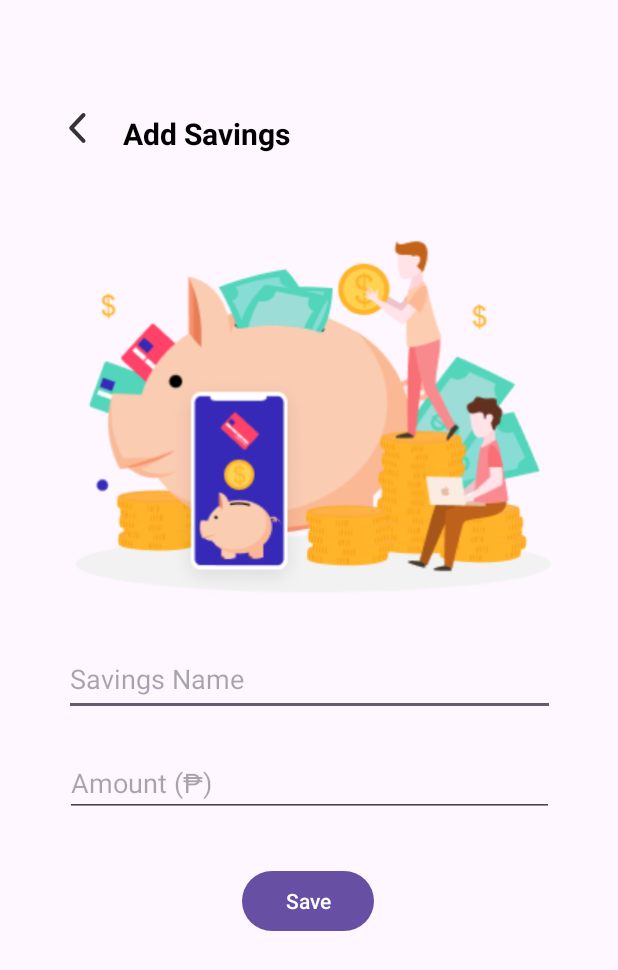
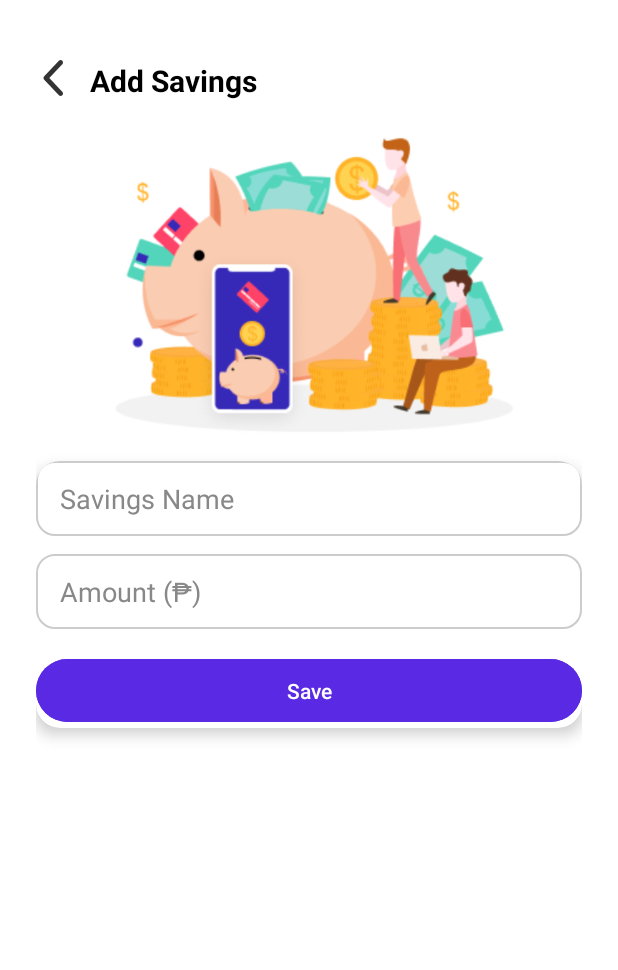
Before and after one commit to Kharlouuu/ELAND_SafeGuardians_430SAT, an Android app: the AddSavingsActivity screen opened directly, with no data from a screen before it, on a phone screen of 412 x 824 dp. Shown: the top 970 px of the screen. Run offline under Robolectric (Android 15) with nearby library versions, the phone set to English and light mode, and no system bars.

Commit message:
add_savings_enchance

```diff
--- a/app/src/main/res/layout/savings_page.xml
+++ b/app/src/main/res/layout/savings_page.xml
@@ -3,89 +3,100 @@
     xmlns:app="http://schemas.android.com/apk/res-auto"
     xmlns:tools="http://schemas.android.com/tools"
     android:layout_width="match_parent"
-    android:layout_height="match_parent">
+    android:layout_height="match_parent"
+    android:background="#FFFFFF"
+    android:padding="24dp">
 
+    <!-- Back Arrow -->
+    <ImageView
+        android:id="@+id/imageViewBack"
+        android:layout_width="24dp"
+        android:layout_height="24dp"
+        android:src="@drawable/back_navblack"
+        android:contentDescription="Back"
+        app:layout_constraintTop_toTopOf="parent"
+        app:layout_constraintStart_toStartOf="parent"
+        android:layout_marginTop="16dp" />
+
+    <!-- Title -->
     <TextView
-        android:layout_width="167dp"
-        android:layout_height="32dp"
-        android:text="Add Savings"
-        android:textColor="@color/black"
-        android:textSize="20dp"
-        android:textStyle="bold"
-        app:layout_constraintBottom_toBottomOf="parent"
-        app:layout_constraintEnd_toEndOf="parent"
-        app:layout_constraintHorizontal_bias="0.336"
-        app:layout_constraintStart_toStartOf="parent"
-        app:layout_constraintTop_toTopOf="parent"
-        app:layout_constraintVertical_bias="0.095"
-        tools:ignore="MissingConstraints" />
-
-    <ImageView
-        android:id="@+id/imageView11"
+        android:id="@+id/tvAddSavings"
         android:layout_width="wrap_content"
         android:layout_height="wrap_content"
-        android:background="@drawable/back_navblack"
-        app:layout_constraintBottom_toBottomOf="parent"
+        android:text="Add Savings"
+        android:textColor="#000000"
+        android:textSize="20sp"
+        android:textStyle="bold"
+        app:layout_constraintStart_toEndOf="@id/imageViewBack"
+        app:layout_constraintTop_toTopOf="@id/imageViewBack"
+        android:layout_marginStart="12dp" />
+
+    <!-- Illustration Image -->
+    <ImageView
+        android:id="@+id/imageViewIllustration"
+        android:layout_width="280dp"
+        android:layout_height="200dp"
+        android:src="@drawable/savings_image"
+        android:contentDescription="Savings Illustration"
+        app:layout_constraintTop_toBottomOf="@id/tvAddSavings"
+        app:layout_constraintStart_toStartOf="parent"
         app:layout_constraintEnd_toEndOf="parent"
-        app:layout_constraintHorizontal_bias="0.107"
+        android:layout_marginTop="24dp" />
+
+    <!-- White Form Card -->
+    <androidx.cardview.widget.CardView
+        android:id="@+id/cardForm"
+        android:layout_width="0dp"
+        android:layout_height="wrap_content"
+        app:cardCornerRadius="16dp"
+        app:cardElevation="6dp"
+        app:layout_constraintTop_toBottomOf="@id/imageViewIllustration"
         app:layout_constraintStart_toStartOf="parent"
-        app:layout_constraintTop_toTopOf="parent"
-        app:layout_constraintVertical_bias="0.094"
-        tools:ignore="MissingConstraints" />
+        app:layout_constraintEnd_toEndOf="parent"
+        android:layout_marginTop="16dp"
+        android:padding="20dp"
+        android:backgroundTint="#FFFFFF">
 
-    <ImageView
-        android:id="@+id/imageView12"
-        android:layout_width="325dp"
-        android:layout_height="253dp"
-        android:src="@drawable/savings_image"
-        app:layout_constraintBottom_toBottomOf="parent"
-        app:layout_constraintEnd_toEndOf="parent"
-        app:layout_constraintHorizontal_bias="0.488"
-        app:layout_constraintStart_toStartOf="parent"
-        app:layout_constraintTop_toTopOf="parent"
-        app:layout_constraintVertical_bias="0.268"
-        tools:ignore="MissingConstraints" />
+        <LinearLayout
+            android:layout_width="match_parent"
+            android:layout_height="wrap_content"
+            android:orientation="vertical">
 
             <EditText
                 android:id="@+id/editSavings"
-        android:layout_width="327dp"
-        android:layout_height="49dp"
-        android:ems="10"
-        android:inputType="text"
+                android:layout_width="match_parent"
+                android:layout_height="50dp"
+                android:background="@drawable/edittext_background"
                 android:hint="Savings Name"
-        app:layout_constraintBottom_toBottomOf="parent"
-        app:layout_constraintEnd_toEndOf="parent"
-        app:layout_constraintStart_toStartOf="parent"
-        app:layout_constraintTop_toBottomOf="@+id/imageView12"
-        app:layout_constraintVertical_bias="0.059"
-        tools:ignore="MissingConstraints" />
+                android:paddingStart="16dp"
+                android:paddingEnd="16dp"
+                android:textColor="#000"
+                android:textColorHint="#888888"
+                android:inputType="text" />
 
             <EditText
                 android:id="@+id/editSavingAmount"
-        android:layout_width="326dp"
-        android:layout_height="43dp"
-        android:ems="10"
-        android:inputType="text"
+                android:layout_width="match_parent"
+                android:layout_height="50dp"
+                android:layout_marginTop="12dp"
+                android:background="@drawable/edittext_background"
                 android:hint="Amount (₱)"
-        app:layout_constraintBottom_toBottomOf="parent"
-        app:layout_constraintEnd_toEndOf="parent"
-        app:layout_constraintHorizontal_bias="0.505"
-        app:layout_constraintStart_toStartOf="parent"
-        app:layout_constraintTop_toBottomOf="@+id/editSavings"
-        app:layout_constraintVertical_bias="0.08"
-        tools:ignore="MissingConstraints" />
+                android:paddingStart="16dp"
+                android:paddingEnd="16dp"
+                android:textColor="#000"
+                android:textColorHint="#888888"
+                android:inputType="numberDecimal" />
 
             <Button
                 android:id="@+id/buttonSaveSaving"
-        android:layout_width="wrap_content"
-        android:layout_height="wrap_content"
+                android:layout_width="match_parent"
+                android:layout_height="50dp"
+                android:layout_marginTop="16dp"
                 android:text="Save"
-        app:layout_constraintBottom_toBottomOf="parent"
-        app:layout_constraintEnd_toEndOf="parent"
-        app:layout_constraintHorizontal_bias="0.498"
-        app:layout_constraintStart_toStartOf="parent"
-
-        app:layout_constraintTop_toBottomOf="@+id/editSavingAmount"
-        app:layout_constraintVertical_bias="0.139" />
+                android:textColor="#FFFFFF"
+                android:backgroundTint="#5A29E4"
+                app:cornerRadius="30dp" />
+        </LinearLayout>
+    </androidx.cardview.widget.CardView>
 
 </androidx.constraintlayout.widget.ConstraintLayout>
```
Lines whose indentation alone changed are shown as unchanged.
